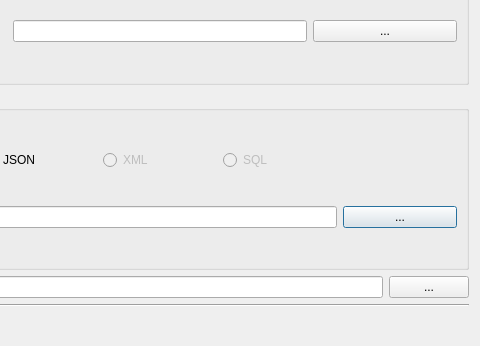
This is source/annotator/source/newprojectdialog.ui in annotatorproject/annotator as Qt 5 draws it before an edit; both pictures show x 160 to 640 and y 134 to 480 of the 640 by 480 pixel window. The edited form follows.
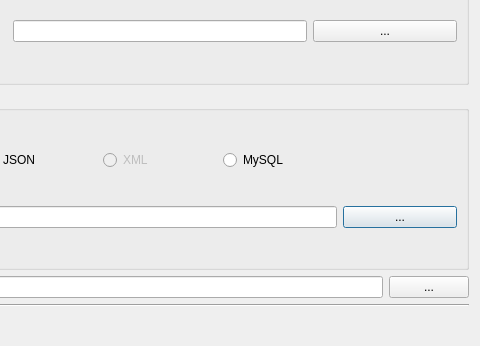
This is the edited form.

Commit message: enabled mysql in new project dialog

```diff
--- a/source/annotator/source/newprojectdialog.ui
+++ b/source/annotator/source/newprojectdialog.ui
@@ -40,10 +40,10 @@
       <item row="0" column="3">
        <widget class="QRadioButton" name="sqlRadioButton">
         <property name="enabled">
-         <bool>false</bool>
+         <bool>true</bool>
         </property>
         <property name="text">
-         <string>SQL</string>
+         <string>MySQL</string>
         </property>
        </widget>
       </item>
```
The commit also changes 3 other files.
